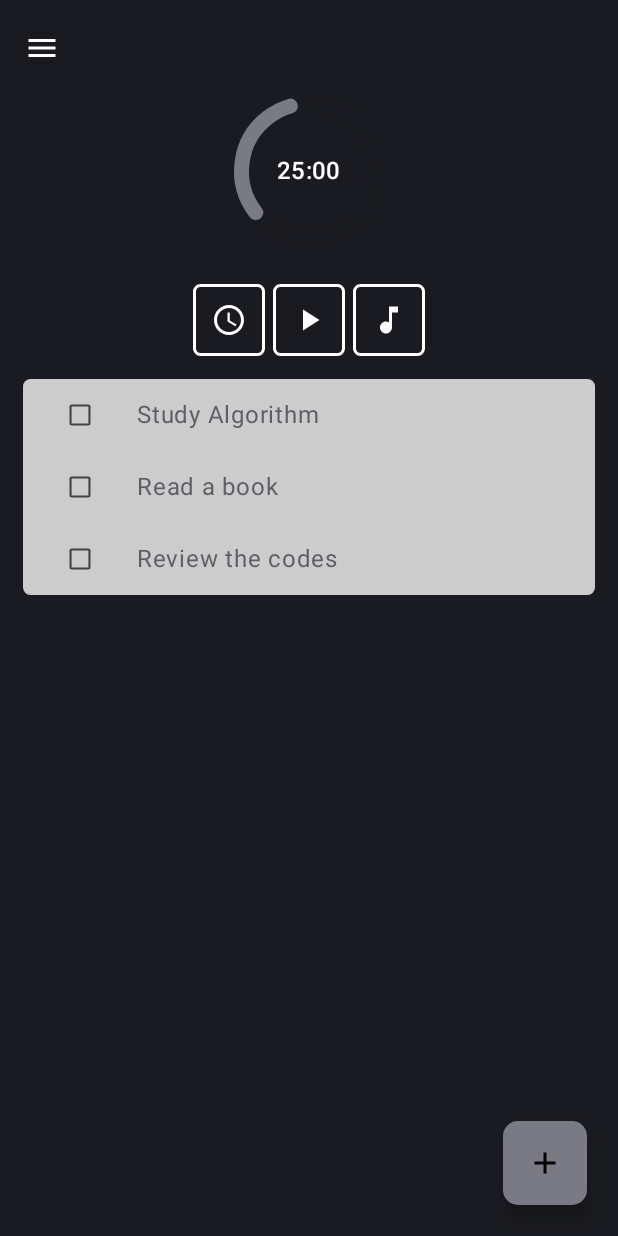
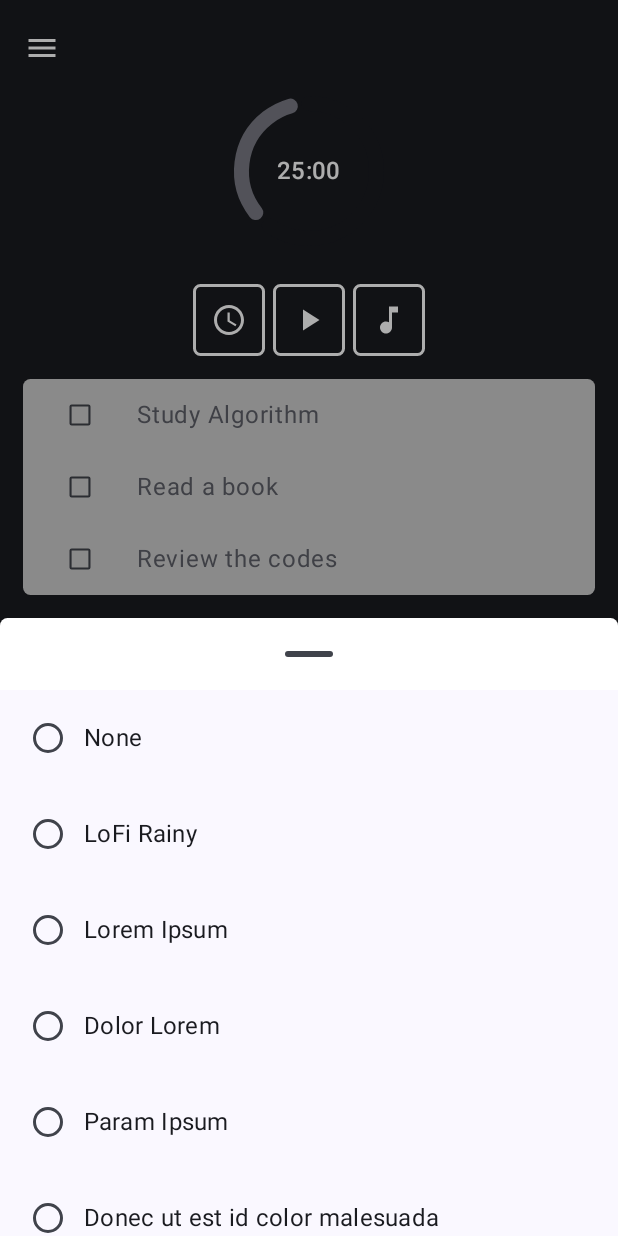
Before and after one commit to umutsaydam/ZenFocus, an Android app built with Jetpack Compose: the screen it shows after launch (MainActivity), after a tap on "Pomodoro sounds", on a phone screen of 412 x 824 dp. Run offline under Robolectric (Android 15) with nearby library versions, the phone set to English and light mode, and no system bars; 1 statement that could not run was skipped.

Commit message:
Add: setting pomodoro, selecting sounds panel were added

```diff
--- a/app/src/main/java/com/umutsaydam/zenfocus/presentation/home/CustomBottomSheet.kt
+++ b/app/src/main/java/com/umutsaydam/zenfocus/presentation/home/CustomBottomSheet.kt
@@ -14,6 +14,7 @@ import androidx.compose.ui.Modifier
 import androidx.compose.ui.graphics.Color
 import com.umutsaydam.zenfocus.presentation.Dimens.CORNER_SMALL
 import com.umutsaydam.zenfocus.presentation.Dimens.PADDING_MEDIUM1
+import com.umutsaydam.zenfocus.presentation.Dimens.PADDING_SMALL
 
 @OptIn(ExperimentalMaterial3Api::class)
 @Composable
--- a/app/src/main/java/com/umutsaydam/zenfocus/presentation/home/HomeScreen.kt
+++ b/app/src/main/java/com/umutsaydam/zenfocus/presentation/home/HomeScreen.kt
@@ -1,19 +1,17 @@
 package com.umutsaydam.zenfocus.presentation.home
 
-import androidx.compose.foundation.Image
 import androidx.compose.foundation.background
 import androidx.compose.foundation.layout.Arrangement
 import androidx.compose.foundation.layout.Box
 import androidx.compose.foundation.layout.Column
 import androidx.compose.foundation.layout.Row
 import androidx.compose.foundation.layout.Spacer
-import androidx.compose.foundation.layout.consumeWindowInsets
 import androidx.compose.foundation.layout.fillMaxSize
 import androidx.compose.foundation.layout.fillMaxWidth
 import androidx.compose.foundation.layout.height
-import androidx.compose.foundation.layout.imePadding
 import androidx.compose.foundation.layout.padding
 import androidx.compose.foundation.layout.size
+import androidx.compose.material3.Button
 import androidx.compose.material3.CircularProgressIndicator
 import androidx.compose.material3.Icon
 import androidx.compose.material3.IconButton
@@ -21,8 +19,8 @@ import androidx.compose.material3.MaterialTheme
 import androidx.compose.material3.Scaffold
 import androidx.compose.material3.Text
 import androidx.compose.runtime.Composable
-import androidx.compose.runtime.LaunchedEffect
 import androidx.compose.runtime.getValue
+import androidx.compose.runtime.mutableFloatStateOf
 import androidx.compose.runtime.mutableStateOf
 import androidx.compose.runtime.remember
 import androidx.compose.runtime.setValue
@@ -34,20 +32,58 @@ import androidx.compose.ui.graphics.StrokeCap
 import androidx.compose.ui.res.painterResource
 import androidx.compose.ui.res.stringResource
 import com.umutsaydam.zenfocus.R
+import com.umutsaydam.zenfocus.presentation.Dimens.BUTTON_HEIGHT_MEDIUM
+import com.umutsaydam.zenfocus.presentation.Dimens.PADDING_MEDIUM2
 import com.umutsaydam.zenfocus.presentation.Dimens.PADDING_SMALL
 import com.umutsaydam.zenfocus.presentation.Dimens.SIZE_XLARGE
 import com.umutsaydam.zenfocus.presentation.Dimens.SPACE_MEDIUM
 import com.umutsaydam.zenfocus.presentation.Dimens.STROKE_MEDIUM
 import com.umutsaydam.zenfocus.presentation.common.IconWithTopAppBar
+import com.umutsaydam.zenfocus.presentation.policy.RadioButtonWithText
 
 @Composable
 fun HomeScreen(
     modifier: Modifier = Modifier
 ) {
+    val toDoList = listOf(
+        "Study Algorithm",
+        "Read a book",
+        "Review the codes"
+    )
+
+    val soundList = listOf(
+        "None",
+        "LoFi Rainy",
+        "Lorem Ipsum",
+        "Dolor Lorem",
+        "Param Ipsum",
+        "Donec ut est id color malesuada",
+        "Donec eget maximus elit",
+        "Param Ipsum",
+        "Donec ut est id color malesuada",
+        "Donec eget maximus elit",
+        "Param Ipsum",
+        "Donec ut est id color malesuada",
+        "Donec eget maximus elit1"
+    )
+    var defaultSound by remember {
+        mutableStateOf("None")
+    }
+    var selectedSound by remember {
+        mutableStateOf("None")
+    }
+
     var bottomSheetState by remember {
         mutableStateOf(false)
     }
 
+    var currentSheetContent by remember {
+        mutableStateOf<BottomSheetContent?>(null)
+    }
+
+    var sliderPosition by remember {
+        mutableFloatStateOf(1f)
+    }
     Box(
         modifier = modifier
             .fillMaxSize()
@@ -127,32 +163,29 @@ fun HomeScreen(
                 ) {
                     FocusControlButtons(
                         onClick = {
-                            //TODO: perform click
+                            currentSheetContent = BottomSheetContent.PomodoroTimes
+                            bottomSheetState = true
                         },
                         painterResource = painterResource(R.drawable.ic_time),
                         contentDescription = stringResource(R.string.pomodoro_times)
                     )
                     FocusControlButtons(
                         onClick = {
-                            //TODO: perform click
+                            //TODO perform click
                         },
                         painterResource = painterResource(R.drawable.ic_play_arrow),
                         contentDescription = stringResource(R.string.pomodoro_start)
                     )
                     FocusControlButtons(
                         onClick = {
-                            //TODO: perform click
+                            currentSheetContent = BottomSheetContent.PomodoroSounds
+                            bottomSheetState = true
                         },
                         painterResource = painterResource(R.drawable.ic_music),
                         contentDescription = stringResource(R.string.pomodoro_sounds)
                     )
                 }
 
-                val toDoList = listOf(
-                    "Study Algorithm",
-                    "Read a book",
-                    "Review the codes"
-                )
                 LazyToDoList(
                     toDoList = toDoList
                 ) { index ->
@@ -170,6 +203,7 @@ fun HomeScreen(
                     fabIcon = painterResource(R.drawable.ic_add),
                     contentDescription = stringResource(R.string.add_to_do_button),
                     onClick = {
+                        currentSheetContent = BottomSheetContent.AddToDo
                         bottomSheetState = true
                     }
                 )
@@ -180,8 +214,63 @@ fun HomeScreen(
                             bottomSheetState = false
                         },
                         content = {
-                            AddToDo { newTask ->
-                                //TODO add newTask
+                            when (currentSheetContent) {
+                                BottomSheetContent.AddToDo -> {
+                                    AddToDo { newTask ->
+                                        //TODO add newTask
+                                    }
+                                }
+
+                                BottomSheetContent.PomodoroSounds -> {
+                                    LazySoundList(
+                                        soundList = soundList,
+                                        content = { index ->
+                                            RadioButtonWithText(
+                                                modifier = Modifier.background(MaterialTheme.colorScheme.background),
+                                                radioSelected = false,
+                                                radioText = soundList[index],
+                                                onClick = {
+                                                    selectedSound = soundList[index]
+                                                    //:TODO play sound
+                                                }
+                                            )
+                                        },
+                                        fixedContent = { index ->
+                                            Box(
+                                                modifier = Modifier
+                                                    .fillMaxWidth()
+                                                    .padding(horizontal = PADDING_MEDIUM2),
+                                                contentAlignment = Alignment.Center
+                                            ) {
+                                                Button(
+                                                    modifier = Modifier
+                                                        .fillMaxWidth()
+                                                        .height(BUTTON_HEIGHT_MEDIUM),
+                                                    onClick = {
+                                                        defaultSound = soundList[index]
+                                                    },
+                                                    enabled = defaultSound != selectedSound
+                                                ) {
+                                                    Text(
+                                                        text = stringResource(R.string.select)
+                                                    )
+                                                }
+                                            }
+                                        }
+                                    )
+                                }
+
+                                BottomSheetContent.PomodoroTimes -> {
+                                    PomodoroControlSlider(
+                                        sliderPosition = 1f,
+                                        steps = 2,
+                                        valueRange = 1f..4f
+                                    ) { newSliderPosition ->
+                                        sliderPosition = newSliderPosition
+                                    }
+                                }
+
+                                null -> Unit
                             }
                         }
                     )
--- /dev/null
+++ b/app/src/main/java/com/umutsaydam/zenfocus/presentation/home/LazySoundList.kt
@@ -0,0 +1,55 @@
+package com.umutsaydam.zenfocus.presentation.home
+
+import androidx.compose.foundation.background
+import androidx.compose.foundation.layout.Box
+import androidx.compose.foundation.layout.Column
+import androidx.compose.foundation.layout.fillMaxSize
+import androidx.compose.foundation.layout.fillMaxWidth
+import androidx.compose.foundation.layout.padding
+import androidx.compose.foundation.rememberScrollState
+import androidx.compose.foundation.verticalScroll
+import androidx.compose.material3.MaterialTheme
+import androidx.compose.runtime.Composable
+import androidx.compose.runtime.getValue
+import androidx.compose.runtime.mutableStateOf
+import androidx.compose.runtime.remember
+import androidx.compose.runtime.setValue
+import androidx.compose.ui.Alignment
+import androidx.compose.ui.Modifier
+import com.umutsaydam.zenfocus.presentation.Dimens.PADDING_SMALL
+
+@Composable
+fun LazySoundList(
+    modifier: Modifier = Modifier,
+    soundList: List<String>,
+    content: @Composable (Int) -> Unit,
+    fixedContent: @Composable (Int) -> Unit
+) {
+    var selectedSoundIndex by remember {
+        mutableStateOf(0)
+    }
+    Box(
+        modifier = modifier.fillMaxSize()
+    ) {
+        Column(
+            modifier = modifier
+                .fillMaxWidth()
+                .verticalScroll(rememberScrollState()),
+            horizontalAlignment = Alignment.CenterHorizontally
+        ) {
+            soundList.forEachIndexed { index, _ ->
+                content(index)
+            }
+        }
+        Box(
+            modifier = Modifier
+                .fillMaxWidth()
+                .background(MaterialTheme.colorScheme.background)
+                .padding(PADDING_SMALL)
+                .align(Alignment.BottomCenter),
+            contentAlignment = Alignment.BottomCenter
+        ) {
+            fixedContent(selectedSoundIndex)
+        }
+    }
+}
```
Also changed, not shown: app/src/main/java/com/umutsaydam/zenfocus/presentation/home/BottomSheetContent.kt (added, +7 -0 lines), app/src/main/java/com/umutsaydam/zenfocus/presentation/home/PomodoroControlSlider.kt (added, +80 -0 lines).
